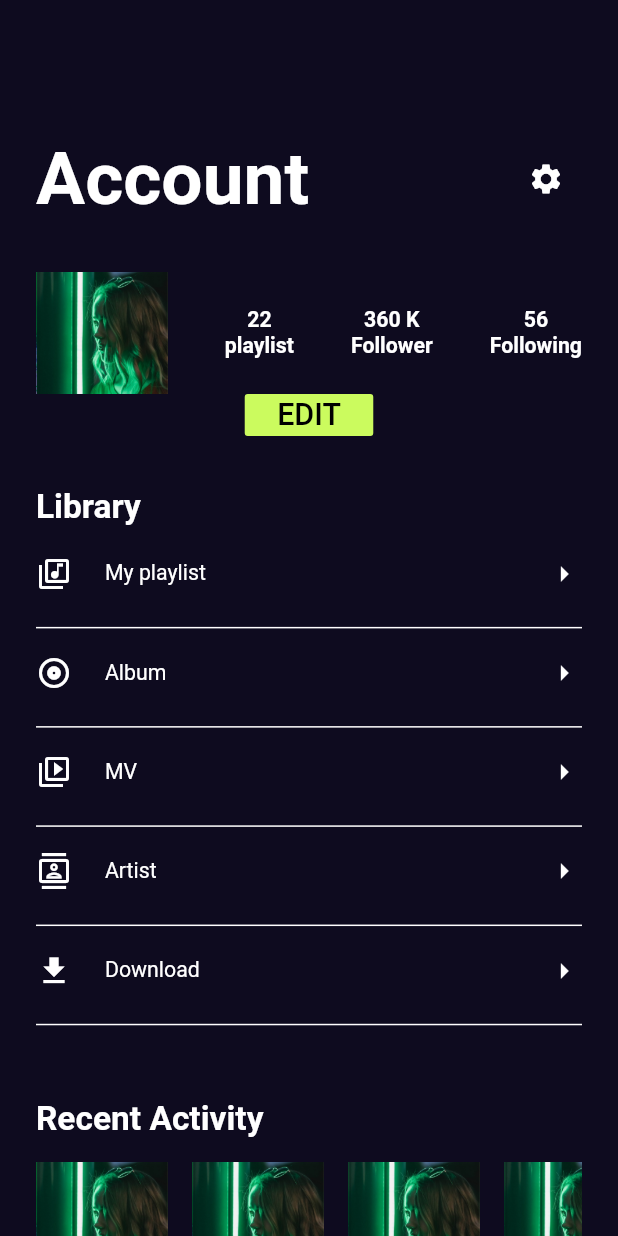
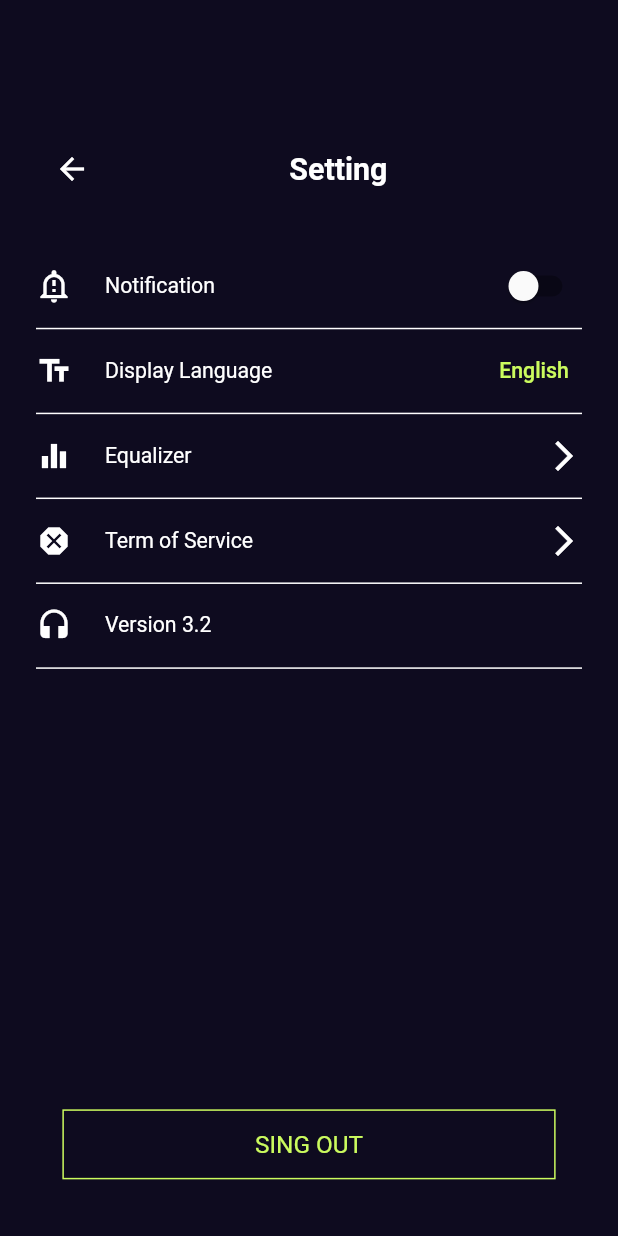
Before and after one commit to OmarKamal98/Music-App, a Flutter app: the Account screen opened directly, after a tap on the "settings" icon, on a phone screen of 412 x 824 dp. Run offline on Flutter 3.47's test engine with Material 2 defaults, Android fonts, the phone set to English and light mode, and no system bars; our stand-ins replace blur, carousel_slider, cloud_firestore, dio, firebase_auth, firebase_core and 5 more; accounts and stored records are empty; statements that could not run were skipped.

Commit message:
Setting Page

```diff
--- a/lib/main.dart
+++ b/lib/main.dart
@@ -3,6 +3,7 @@ import 'package:flutter/material.dart';
 import 'package:flutter_screenutil/flutter_screenutil.dart';
 import 'package:musicapp/navigator/router_class.dart';
 import 'package:musicapp/provider/auth_provider.dart';
+import 'package:musicapp/ui/screen/main_screen/setting.dart';
 import 'package:musicapp/ui/screen/sign_screen/login.dart';
 import 'package:musicapp/ui/screen/sign_screen/splash.dart';
 import 'package:provider/provider.dart';
--- a/lib/ui/screen/main_screen/account.dart
+++ b/lib/ui/screen/main_screen/account.dart
@@ -6,6 +6,7 @@ import 'package:musicapp/ui/screen/account_collection_screen/album_collection.da
 import 'package:musicapp/ui/screen/account_collection_screen/artist_collection.dart';
 import 'package:musicapp/ui/screen/account_collection_screen/my_playlist.dart';
 import 'package:musicapp/ui/screen/account_collection_screen/song_collection.dart';
+import 'package:musicapp/ui/screen/main_screen/setting.dart';
 import 'package:musicapp/ui/widget/component/component.dart';
 
 class Account extends StatefulWidget {
@@ -38,7 +39,7 @@ class _AccountState extends State<Account> {
                         fontSize: 48.sp),
                   ),
                   IconButton(
-                    onPressed: () {},
+                    onPressed: (){RouterClass.routerClass.pushWidget(Setting());},
                     icon: const Icon(Icons.settings),
                     color: Colors.white,
                   ),
--- /dev/null
+++ b/lib/ui/screen/main_screen/setting.dart
@@ -0,0 +1,263 @@
+import 'package:flutter/material.dart';
+import 'package:flutter_screenutil/flutter_screenutil.dart';
+import 'package:musicapp/navigator/router_class.dart';
+
+class Setting extends StatefulWidget {
+  const Setting({Key key}) : super(key: key);
+
+  @override
+  State<Setting> createState() => _SettingState();
+}
+
+class _SettingState extends State<Setting> {
+  @override
+  Widget build(BuildContext context) {
+    bool notification = false;
+    Color butColor = Color(0xFFCBFB5E);
+    Color pageColor = Color(0xFF0E0B1F);
+    return Scaffold(
+      body: Container(
+        color: const Color(0xFF0E0B1F),
+        width: MediaQuery.of(context).size.width,
+        height: MediaQuery.of(context).size.height,
+        child: Padding(
+          padding: const EdgeInsets.all(24.0),
+          child: Column(
+            children: [
+              SizedBox(
+                height: 64.h,
+              ),
+              Row(
+                children: [
+                  IconButton(
+                      onPressed: () {
+                        RouterClass.routerClass.popFunction();
+                      },
+                      icon: const Icon(
+                        Icons.arrow_back,
+                        size: 24,
+                        color: Colors.white,
+                      )),
+                  Padding(
+                    padding: EdgeInsets.only(left: 110.w),
+                    child: Text(
+                      'Setting',
+                      style: TextStyle(
+                          color: Colors.white,
+                          fontSize: 20.sp,
+                          fontWeight: FontWeight.bold),
+                    ),
+                  )
+                ],
+              ),
+              SizedBox(
+                height: 33.h,
+              ),
+              InkWell(
+                onTap: () {},
+                child: Container(
+                  height: 40.h,
+                  width: double.infinity,
+                  child: Row(
+                    children: [
+                      const Icon(
+                        Icons.notification_important_outlined,
+                        color: Colors.white,
+                      ),
+                      SizedBox(
+                        width: 20.w,
+                      ),
+                      Text(
+                        "Notification",
+                        style: TextStyle(
+                          fontSize: 14.sp,
+                          color: Colors.white,
+                        ),
+                      ),
+                      const Spacer(),
+                      Switch(
+                          value: notification,
+                          activeColor: butColor,
+                          onChanged: (value) {
+                            setState(() {
+                              notification = value;
+                            });
+                          })
+                    ],
+                  ),
+                ),
+              ),
+              const Divider(
+                color: Colors.white,
+                thickness: 1,
+              ),
+              InkWell(
+                onTap: () {},
+                child: Container(
+                  height: 40.h,
+                  width: double.infinity,
+                  child: Row(
+                    children: [
+                      const Icon(
+                        Icons.text_fields_outlined,
+                        color: Colors.white,
+                      ),
+                      SizedBox(
+                        width: 20.w,
+                      ),
+                      Text(
+                        "Display Language",
+                        style: TextStyle(
+                          fontSize: 14.sp,
+                          color: Colors.white,
+                        ),
+                      ),
+                      const Spacer(),
+                      TextButton(
+                          onPressed: () {},
+                          child: Text(
+                            "English",
+                            style: TextStyle(
+                              fontSize: 14.sp,
+                              color: butColor,
+                            ),
+                          ))
+                    ],
+                  ),
+                ),
+              ),
+              const Divider(
+                color: Colors.white,
+                thickness: 1,
+              ),
+              InkWell(
+                onTap: () {},
+                child: Container(
+                  height: 40.h,
+                  width: double.infinity,
+                  child: Row(
+                    children: [
+                      const Icon(
+                        Icons.equalizer_outlined,
+                        color: Colors.white,
+                      ),
+                      SizedBox(
+                        width: 20.w,
+                      ),
+                      Text(
+                        "Equalizer",
+                        style: TextStyle(
+                          fontSize: 14.sp,
+                          color: Colors.white,
+                        ),
+                      ),
+                      const Spacer(),
+                      const Icon(
+                        Icons.arrow_forward_ios_outlined,
+                        color: Colors.white,
+                      )
+                    ],
+                  ),
+                ),
+              ),
+              const Divider(
+                color: Colors.white,
+                thickness: 1,
+              ),
+              InkWell(
+                onTap: () {},
+                child: Container(
+                  height: 40.h,
+                  width: double.infinity,
+                  child: Row(
+                    children: [
+                      const Icon(
+                        Icons.dangerous,
+                        color: Colors.white,
+                      ),
+                      SizedBox(
+                        width: 20.w,
+                      ),
+                      Text(
+                        "Term of Service",
+                        style: TextStyle(
+                          fontSize: 14.sp,
+                          color: Colors.white,
+                        ),
+                      ),
+                      const Spacer(),
+                      const Icon(
+                        Icons.arrow_forward_ios_outlined,
+                        color: Colors.white,
+                      )
+                    ],
+                  ),
+                ),
+              ),
+              const Divider(
+                color: Colors.white,
+                thickness: 1,
+              ),
+              InkWell(
+                onTap: () {},
+                child: Container(
+                  height: 40.h,
+                  width: double.infinity,
+                  child: Row(
+                    children: [
+                      const Icon(
+                        Icons.headset,
+                        color: Colors.white,
+                      ),
+                      SizedBox(
+                        width: 20.w,
+                      ),
+                      Text(
+                        "Version 3.2",
+                        style: TextStyle(
+                          fontSize: 14.sp,
+                          color: Colors.white,
+                        ),
+                      ),
+                    ],
+                  ),
+                ),
+              ),
+              const Divider(
+                color: Colors.white,
+                thickness: 1,
+              ),
+              SizedBox(
+                height: 282.h,
+              ),
+              Padding(
+                padding: EdgeInsets.symmetric(horizontal: 16.w),
+                child: InkWell(
+                  onTap: (){},
+
+                  child: Container(
+                    width: double.infinity,
+                    height: 46.h,
+                    alignment: Alignment.center,
+                    decoration: BoxDecoration(
+                      border: Border.all(width: 1,color: butColor),
+
+
+                    ),
+                    child: Text(
+                      "SING OUT",
+                      style: TextStyle(
+                        fontSize: 16.sp,
+                        color: butColor,
+                      ),
+                    ),
+                  ),
+                ),
+              )
+            ],
+          ),
+        ),
+      ),
+    );
+  }
+}
```
Also changed, not shown: pubspec.lock.
